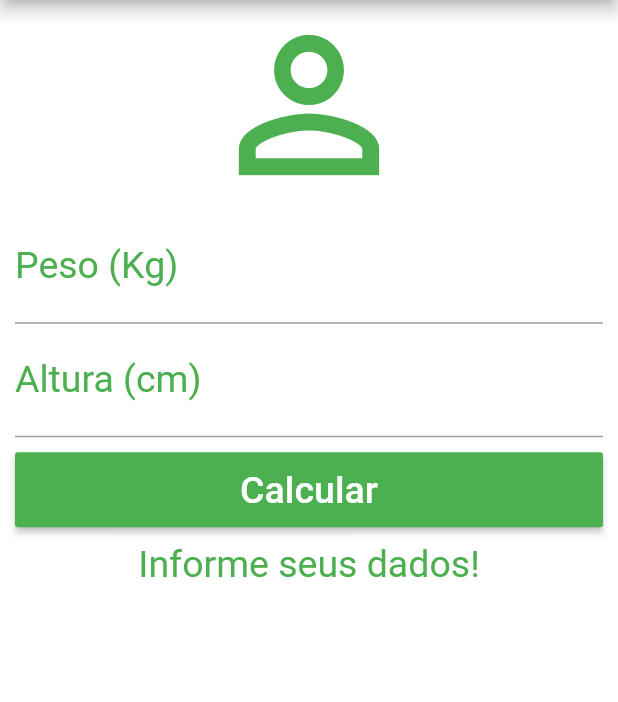
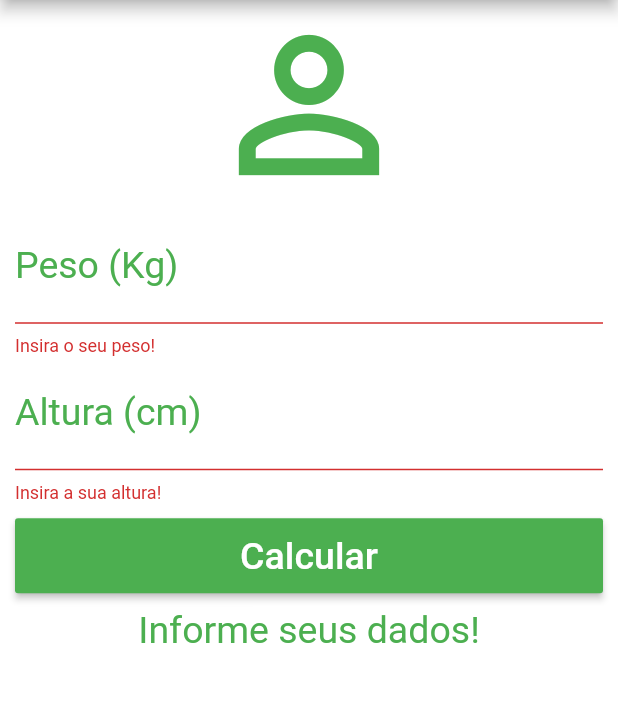
Before and after one commit to guischpor/calculadora_imc1, a Flutter app: the screen it shows after launch, after a tap on "Calcular", on a phone screen of 412 x 824 dp, the part 84-786 px from its top. Run offline on Flutter 3.47's test engine with Material 2 defaults, Android fonts, the phone set to English and light mode, and no system bars.

Commit message:
Update main.dart

```diff
--- a/lib/main.dart
+++ b/lib/main.dart
@@ -15,12 +15,16 @@ class _HomeState extends State<Home> {
   TextEditingController weightController = TextEditingController();
   TextEditingController heightController = TextEditingController();
 
+  GlobalKey<FormState> _formKey = GlobalKey<FormState>();
+
   String _infoText = 'Informe seus dados!';
 
   void _resetFields() {
     weightController.text = '';
     heightController.text = '';
+    setState(() {
       _infoText = 'Informe seus dados!';
+    });
   }
 
   void _calculate() {
@@ -62,11 +66,13 @@ class _HomeState extends State<Home> {
         backgroundColor: Colors.white,
         body: SingleChildScrollView(
           padding: EdgeInsets.fromLTRB(10.0, 0.0, 10.0, 0.0),
+          child: Form(
+            key: _formKey,
             child: Column(
               crossAxisAlignment: CrossAxisAlignment.stretch,
               children: <Widget>[
                 Icon(Icons.person_outline, size: 140.0, color: Colors.green),
-              TextField(
+                TextFormField(
                   keyboardType: TextInputType.number,
                   decoration: InputDecoration(
                       labelText: 'Peso (Kg)',
@@ -77,8 +83,13 @@ class _HomeState extends State<Home> {
                     fontSize: 25.0,
                   ),
                   controller: weightController,
+                  validator: (value) {
+                    if (value.isEmpty) {
+                      return 'Insira o seu peso!';
+                    }
+                  },
                 ),
-              TextField(
+                TextFormField(
                   keyboardType: TextInputType.number,
                   decoration: InputDecoration(
                       labelText: 'Altura (cm)',
@@ -89,13 +100,22 @@ class _HomeState extends State<Home> {
                     fontSize: 25.0,
                   ),
                   controller: heightController,
+                  validator: (value) {
+                    if (value.isEmpty) {
+                      return 'Insira a sua altura!';
+                    }
+                  },
                 ),
                 Padding(
                   padding: EdgeInsets.only(top: 10.0, bottom: 10.0),
                   child: Container(
                     height: 50.0,
                     child: RaisedButton(
-                    onPressed: _calculate,
+                      onPressed: () {
+                        if (_formKey.currentState.validate()) {
+                          _calculate();
+                        }
+                      },
                       child: Text(
                         'Calcular',
                         style: TextStyle(color: Colors.white, fontSize: 25.0),
@@ -111,6 +131,7 @@ class _HomeState extends State<Home> {
                 )
               ],
             ),
+          ),
         ));
   }
 }
```
Lines whose indentation alone changed are shown as unchanged.
